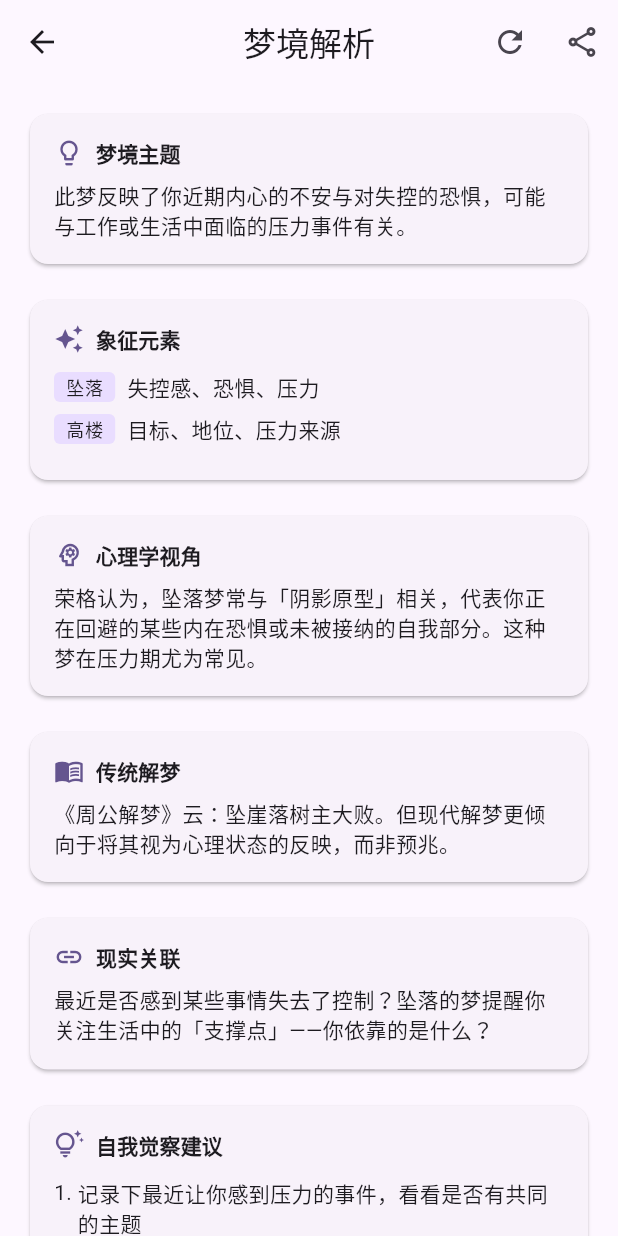
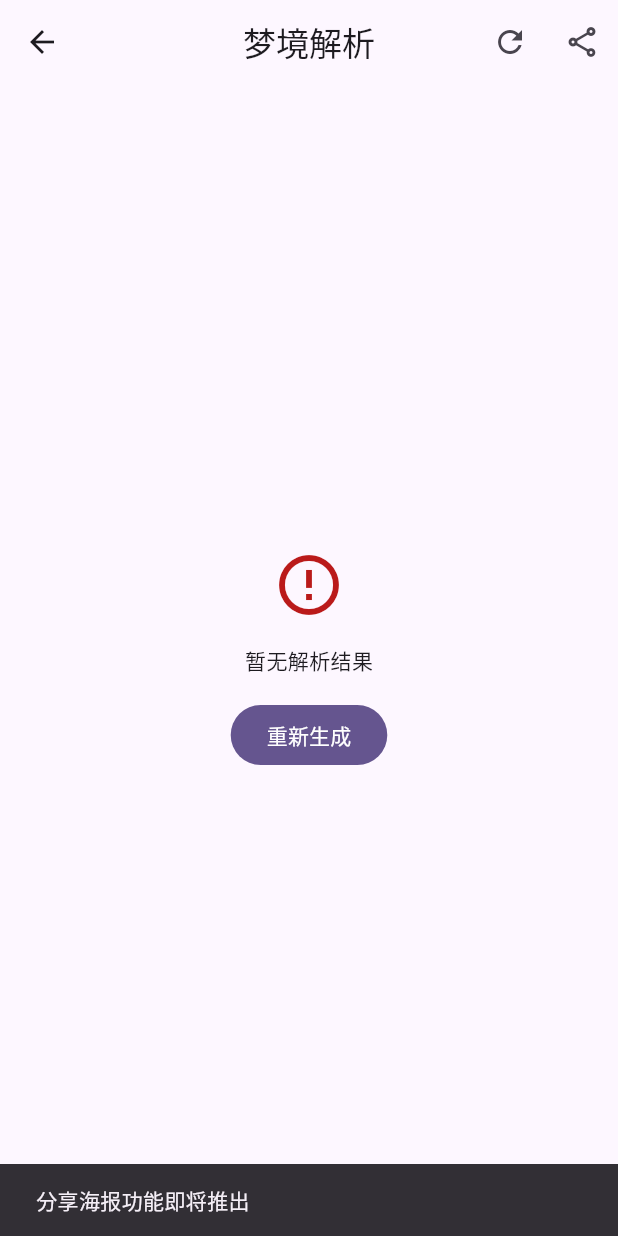
Before and after one commit to liuxue5213/Maozi-Dream-Decode, a Flutter app: the InterpretationPage screen opened directly with empty values, after a tap on the "share" icon, on a phone screen of 412 x 824 dp. Run offline on Flutter 3.47's test engine with Material 3 defaults, Android fonts, the phone set to English and light mode, and no system bars; our stand-ins replace dio, flutter_dotenv, flutter_markdown, flutter_riverpod, go_router, shared_preferences; accounts and stored records are empty; network calls fail.

Commit message:
修复手机端体验差的根本原因：登录墙+字段错配+ID映射
🔴 致命问题修复：
1. 游客模式：移除强制登录跳转，后端不在也能进入应用正常使用
   （离线记梦/本地解析/百科全部可用）

2. 字段名兼容：DreamModel同时接受后端格式(emotion_tags/dream_date/
   created_at)和本地格式(emotions/date/createdAt)
   修复列表页标签和日期显示为空的问题

3. ID映射体系：
   - 后端梦境 -> srv_10（有数字serverId）
   - 本地梦境 -> local_xxx
   - 详情/解析/删除自动提取数字ID调API

4. 已有解析自动展示：打开详情时若服务器已有解析(hasInterpretation)
   自动拉取并渲染，无需重复点击解析按钮

之前安装APK后体验差的真正原因：
- 必须连上后端才能过登录 → 大多数时间卡在登录页
- API字段对不上 → 列表显示的梦缺标签缺日期

```diff
--- a/mobile/lib/core/network/dio_client.dart
+++ b/mobile/lib/core/network/dio_client.dart
@@ -8,7 +8,8 @@ class DioClient {
 
   DioClient() {
     dio = Dio(BaseOptions(
-      baseUrl: '${Env.apiBaseUrl}/api/v1',
+      // Keep the trailing slash so relative endpoints resolve below /api/v1/.
+      baseUrl: '${Env.apiBaseUrl}/api/v1/',
       connectTimeout: const Duration(seconds: 15),
       receiveTimeout: const Duration(seconds: 60),
       headers: {'Content-Type': 'application/json'},
--- a/mobile/lib/features/dream/data/local_dream_storage.dart
+++ b/mobile/lib/features/dream/data/local_dream_storage.dart
@@ -10,6 +10,7 @@ class LocalDreamStorage {
   static Future<void> saveDream(DreamModel dream) async {
     final prefs = await SharedPreferences.getInstance();
     final dreams = await getDreams();
+    dreams.removeWhere((item) => item.id == dream.id);
     dreams.insert(0, dream);
     final jsonList = dreams.map((d) => jsonEncode(d.toJson())).toList();
     await prefs.setStringList(_keyDreams, jsonList);
--- a/mobile/lib/features/dream/presentation/interpretation_page.dart
+++ b/mobile/lib/features/dream/presentation/interpretation_page.dart
@@ -1,5 +1,7 @@
 import 'package:flutter/material.dart';
 import 'package:flutter_riverpod/flutter_riverpod.dart';
+import 'package:flutter_markdown/flutter_markdown.dart';
+import 'package:dream_decode/core/network/dio_client.dart';
 
 /// 梦境解析结果页面
 class InterpretationPage extends ConsumerStatefulWidget {
@@ -22,45 +24,46 @@ class _InterpretationPageState extends ConsumerState<InterpretationPage> {
   }
 
   Future<void> _loadInterpretation() async {
-    // TODO: 调用 API 获取解析结果
-    // GET /api/v1/dreams/{widget.dreamId} 获取梦境
-    // GET /api/v1/interpretations/{id} 获取解析
-
-    // 模拟加载
-    await Future.delayed(const Duration(seconds: 1));
-
-    if (mounted) {
+    try {
+      final response = await DioClient().dio.get('dreams/${widget.dreamId}/interpretations');
+      final interpretations = response.data as List<dynamic>;
+      final result = interpretations.isEmpty
+          ? null
+          : (interpretations.first as Map<String, dynamic>)['result_json'];
+      if (mounted) {
+        setState(() {
+          _isLoading = false;
+          _result = result is Map<String, dynamic> ? result : {'content': result?.toString()};
+        });
+      }
+    } catch (e) {
+      if (mounted) {
       setState(() {
         _isLoading = false;
-        _result = {
-          'summary': '此梦反映了你近期内心的不安与对失控的恐惧，可能与工作或生活中面临的压力事件有关。',
-          'symbols': [
-            {'element': '坠落', 'meaning': '失控感、恐惧、压力'},
-            {'element': '高楼', 'meaning': '目标、地位、压力来源'},
-          ],
-          'psychology_analysis': '荣格认为，坠落梦常与「阴影原型」相关，代表你正在回避的某些内在恐惧或未被接纳的自我部分。这种梦在压力期尤为常见。',
-          'traditional_meaning': '《周公解梦》云：坠崖落树主大败。但现代解梦更倾向于将其视为心理状态的反映，而非预兆。',
-          'reality_connection': '最近是否感到某些事情失去了控制？坠落的梦提醒你关注生活中的「支撑点」——你依靠的是什么？',
-          'suggestions': [
-            '记录下最近让你感到压力的事件，看看是否有共同的主题',
-            '尝试「落地练习」：当你感到焦虑时，感受双脚与地面的接触，做 5 次深呼吸',
-            '与信任的朋友聊聊你的感受，分享本身就是一种释放',
-          ],
-        };
+        _result = null;
       });
+      }
     }
   }
 
   Future<void> _regenerate() async {
     setState(() => _isLoading = true);
-    // TODO: 调用重新生成 API
-    // POST /api/v1/dreams/{widget.dreamId}/interpretations/regenerate
-    await Future.delayed(const Duration(seconds: 1));
-    if (mounted) {
-      setState(() => _isLoading = false);
+    try {
+      final response = await DioClient().dio.post('dreams/${widget.dreamId}/interpretations/regenerate');
+      if (mounted) {
+        setState(() {
+          _result = (response.data as Map<String, dynamic>)['result_json'] as Map<String, dynamic>?;
+          _isLoading = false;
+        });
+      }
       ScaffoldMessenger.of(context).showSnackBar(
         const SnackBar(content: Text('已重新生成解析')),
       );
+    } catch (e) {
+      if (mounted) {
+        setState(() => _isLoading = false);
+        ScaffoldMessenger.of(context).showSnackBar(SnackBar(content: Text('重新生成失败：$e')));
+      }
     }
   }
 
@@ -79,7 +82,9 @@ class _InterpretationPageState extends ConsumerState<InterpretationPage> {
           IconButton(
             icon: const Icon(Icons.share_outlined),
             onPressed: () {
-              // TODO: 分享海报
+              ScaffoldMessenger.of(context).showSnackBar(
+                const SnackBar(content: Text('分享海报功能即将推出')),
+              );
             },
             tooltip: '分享',
           ),
@@ -117,6 +122,19 @@ class _InterpretationPageState extends ConsumerState<InterpretationPage> {
               child: const Text('重新生成'),
             ),
           ],
+        ),
+      );
+    }
+
+    final markdown = _result!['content']?.toString();
+    if (markdown != null && markdown.isNotEmpty) {
+      return SingleChildScrollView(
+        padding: const EdgeInsets.all(16),
+        child: Card(
+          child: Padding(
+            padding: const EdgeInsets.all(16),
+            child: MarkdownBody(data: markdown),
+          ),
         ),
       );
     }
--- a/mobile/lib/router.dart
+++ b/mobile/lib/router.dart
@@ -14,10 +14,11 @@ final routerProvider = Provider<GoRouter>((ref) {
   return GoRouter(
     initialLocation: '/',
     redirect: (context, state) {
+      // 游客模式：不再强制登录，但保留登录页入口
+      final isLoginRoute = state.matchedLocation == '/login';
       final isLoggedIn = AuthStorage.isLoggedIn;
-      final isLoginRoute = state.matchedLocation == '/login';
 
-      if (!isLoggedIn && !isLoginRoute) return '/login';
+      // 已登录用户访问登录页则回首页；游客可直接浏览应用
       if (isLoggedIn && isLoginRoute) return '/';
       return null;
     },
```
Also changed, not shown: mobile/lib/features/auth/presentation/login_page.dart (+13 -3 lines), mobile/lib/features/dream/data/dream_model.dart (+46 -19 lines), mobile/lib/features/dream/data/dream_repository.dart (+84 -18 lines), mobile/lib/features/dream/presentation/dream_detail_page.dart (+23 -1 lines), mobile/lib/features/dream/presentation/dream_record_page.dart (+21 -0 lines), mobile/lib/features/encyclopedia/data/encyclopedia_model.dart (+9 -2 lines), mobile/lib/features/encyclopedia/data/encyclopedia_repository.dart (+12 -5 lines).
